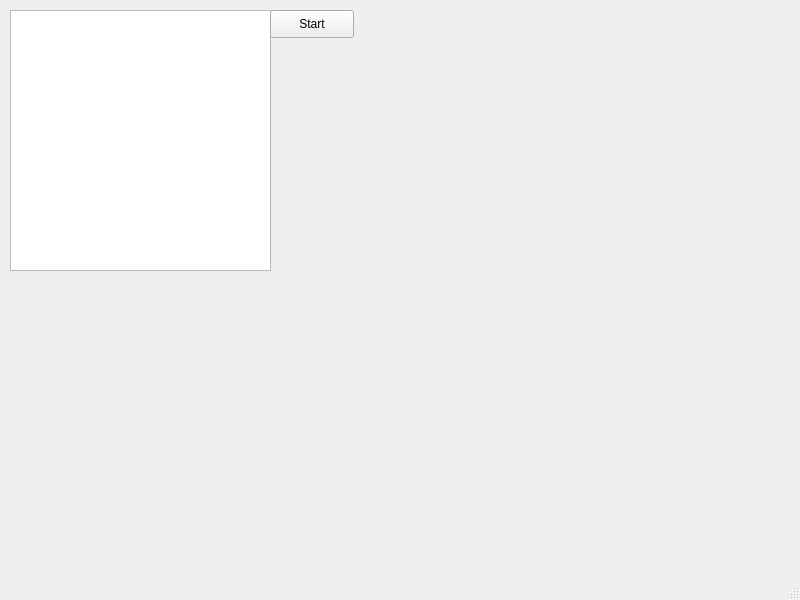
Above: Game/gamewindow.ui from Jori-Rintakangas/city-war-game before the change. Below: the same form after it.
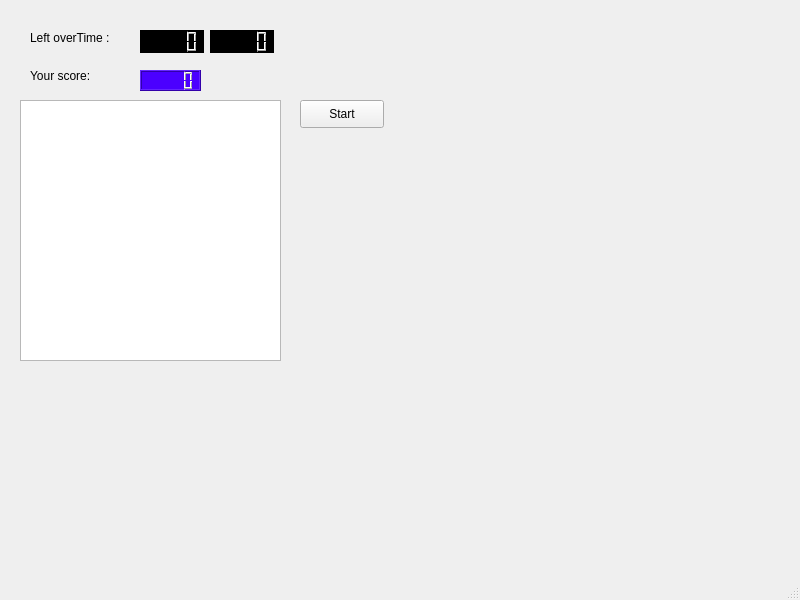
That is the form after the change.

Commit message: Bus drawing modified at ActorItem, display left over time added at GameWindow which connected to StartDialog signal

The edit to the form file:
```diff
--- a/Game/gamewindow.ui
+++ b/Game/gamewindow.ui
@@ -13,12 +13,15 @@
   <property name="windowTitle">
    <string>MainWindow</string>
   </property>
+  <property name="styleSheet">
+   <string notr="true"/>
+  </property>
   <widget class="QWidget" name="centralwidget">
    <widget class="QGraphicsView" name="gameView">
     <property name="geometry">
      <rect>
-      <x>10</x>
-      <y>10</y>
+      <x>20</x>
+      <y>100</y>
       <width>261</width>
       <height>261</height>
      </rect>
@@ -33,8 +36,8 @@
    <widget class="QPushButton" name="startButton">
     <property name="geometry">
      <rect>
-      <x>270</x>
-      <y>10</y>
+      <x>300</x>
+      <y>100</y>
       <width>84</width>
       <height>28</height>
      </rect>
@@ -43,6 +46,73 @@
      <string>Start</string>
     </property>
    </widget>
+   <widget class="QLCDNumber" name="left_m">
+    <property name="geometry">
+     <rect>
+      <x>140</x>
+      <y>30</y>
+      <width>64</width>
+      <height>23</height>
+     </rect>
+    </property>
+    <property name="styleSheet">
+     <string notr="true">background-color:rgb(0, 0, 0);
+</string>
+    </property>
+   </widget>
+   <widget class="QLabel" name="left_over_time_label">
+    <property name="geometry">
+     <rect>
+      <x>30</x>
+      <y>30</y>
+      <width>101</width>
+      <height>16</height>
+     </rect>
+    </property>
+    <property name="text">
+     <string>Left overTime :</string>
+    </property>
+   </widget>
+   <widget class="QLCDNumber" name="left_s">
+    <property name="geometry">
+     <rect>
+      <x>210</x>
+      <y>30</y>
+      <width>64</width>
+      <height>23</height>
+     </rect>
+    </property>
+    <property name="styleSheet">
+     <string notr="true">background-color:rgb(0, 0, 0);</string>
+    </property>
+   </widget>
+   <widget class="QLabel" name="label">
+    <property name="geometry">
+     <rect>
+      <x>30</x>
+      <y>60</y>
+      <width>101</width>
+      <height>31</height>
+     </rect>
+    </property>
+    <property name="text">
+     <string>Your score:</string>
+    </property>
+   </widget>
+   <widget class="QLCDNumber" name="score_lcd">
+    <property name="geometry">
+     <rect>
+      <x>140</x>
+      <y>70</y>
+      <width>61</width>
+      <height>21</height>
+     </rect>
+    </property>
+    <property name="styleSheet">
+     <string notr="true">background-color: rgb(75, 0, 255);
+</string>
+    </property>
+   </widget>
   </widget>
   <widget class="QMenuBar" name="menubar">
    <property name="geometry">
```
The commit also changes 7 other files.
